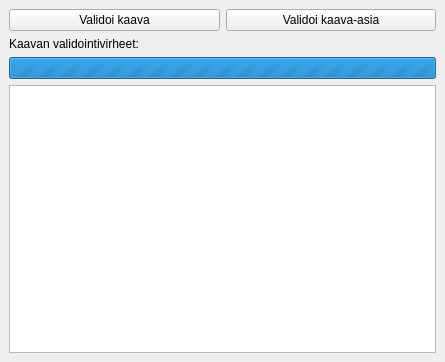
Old version of the form arho_feature_template/gui/docks/validation_dock.ui in the repository GispoCoding/arho-qgis-plugin.
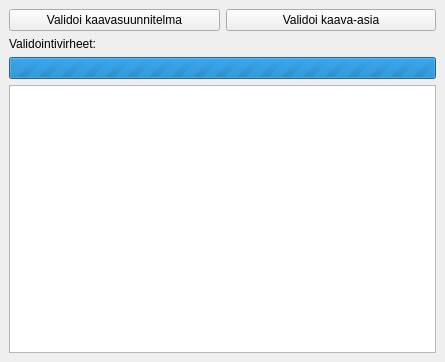
New version of the form. Custom widgets are drawn as their Qt base class.

Commit message:
Changed Kaava refrencers in UI
"Kaava" -> "Kaava-asia" or  "Kaavasuunnitelma"

Patch:
```diff
--- a/arho_feature_template/gui/docks/validation_dock.ui
+++ b/arho_feature_template/gui/docks/validation_dock.ui
@@ -20,7 +20,7 @@
       <item>
        <widget class="QPushButton" name="validate_button">
         <property name="text">
-         <string>Validoi kaava</string>
+         <string>Validoi kaavasuunnitelma</string>
         </property>
        </widget>
       </item>
@@ -36,7 +36,7 @@
     <item>
      <widget class="QLabel" name="validation_label">
       <property name="text">
-       <string>Kaavan validointivirheet:</string>
+       <string>Validointivirheet:</string>
       </property>
      </widget>
     </item>
```
The commit also changes 22 other files.
